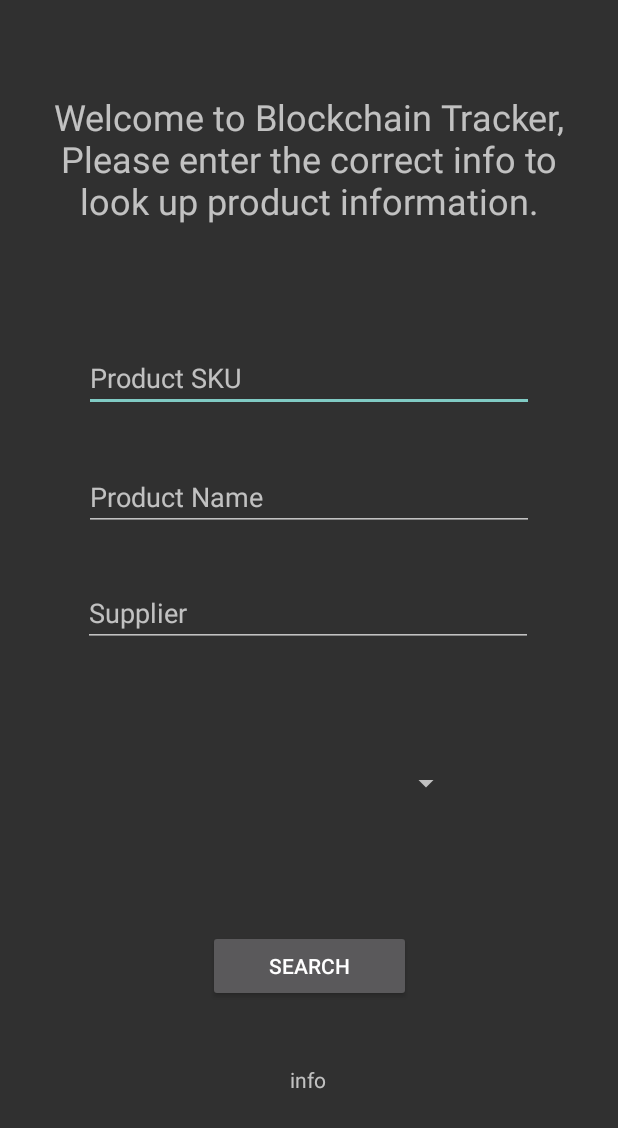
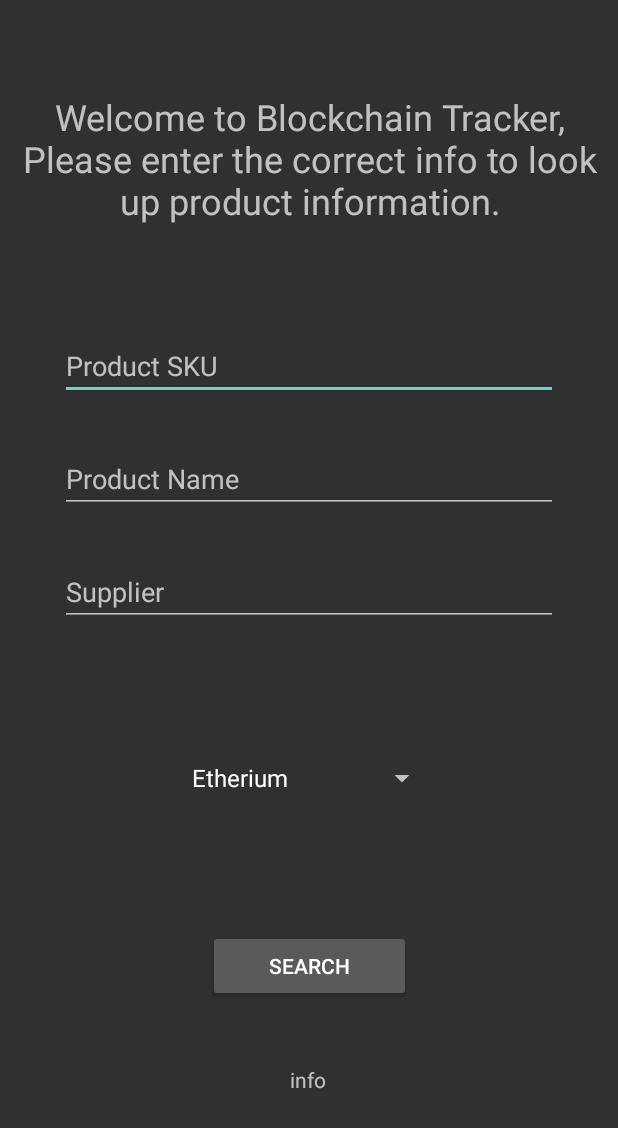
Before and after one commit to benyou94/Software-Engineering-UI-, an Android app: the SearchParameterPage screen opened directly, with no data from a screen before it, on a phone screen of 412 x 824 dp. Shown: the top 1128 px of the screen. Run offline under Robolectric (Android 15) with nearby library versions, the phone set to English and light mode, and no system bars.

Commit message:
Update idk 3.0
-Fixed and aligned the search parameter fields in SearchParameterPage
-Added the dropdown menu
-Created a touch-event that in SearchResultPage that if you click on the item it will bring you to a new activity (SearchResultsExpandedPage)
-SearchResultsExpandedPage Created and added a back button yaddayad
-Changed some stuff in the Android Manifest (no history for searchresultexpandedpage)

```diff
--- a/app/src/main/AndroidManifest.xml
+++ b/app/src/main/AndroidManifest.xml
@@ -11,7 +11,10 @@
         android:roundIcon="@mipmap/ic_launcher_round"
         android:supportsRtl="true"
         android:theme="@style/Theme.AppCompat">
-        <activity android:name=".SearchResultsExpandedPage"></activity>
+        <activity
+            android:name=".SearchResultsExpandedPage"
+            android:parentActivityName=".SearchResultPage"
+            android:noHistory="true"></activity>
         <activity
             android:name=".SearchResultPage"
             android:parentActivityName=".SearchParameterPage" />
--- a/app/src/main/java/com/example/practiceone/SearchParameterPage.java
+++ b/app/src/main/java/com/example/practiceone/SearchParameterPage.java
@@ -4,9 +4,15 @@ import android.content.Intent;
 import android.os.Bundle;
 import android.support.v7.app.AppCompatActivity;
 import android.view.View;
+import android.widget.AdapterView;
+import android.widget.ArrayAdapter;
 import android.widget.Button;
 import android.widget.EditText;
+import android.widget.Spinner;
 import android.widget.TextView;
+
+import java.util.ArrayList;
+import java.util.List;
 
 public class SearchParameterPage extends AppCompatActivity {
 
@@ -21,6 +27,7 @@ public class SearchParameterPage extends AppCompatActivity {
     public static String productNameExtra = "com.example.practiceone.example.productNameExtra";
     public static String supplierExtra = "com.example.practiceone.example.supplierExtra";
 
+    ArrayList<String> blockChainDropList = new ArrayList<String>();
 
 
     @Override
@@ -37,7 +44,6 @@ public class SearchParameterPage extends AppCompatActivity {
         searchingButtion = (Button)findViewById(R.id.searchButton);
         informationTextView = (TextView)findViewById(R.id.infoTextView);
 
-
         //Login ButtonListener.
         searchingButtion.setOnClickListener(new View.OnClickListener() {
             @Override
@@ -45,6 +51,35 @@ public class SearchParameterPage extends AppCompatActivity {
                 // Code here executes on main thread after user presses button
                 searchInfo(productSKUString.getText().toString(), productNameString.getText().toString(),supplierString.getText().toString());
 
+
+            }
+        });
+
+        //Dropdown List
+        //0=Etherium, 1=Hyper Ledger, 2=Open Chain
+        blockChainDropList.add("Etherium");
+        blockChainDropList.add("Hyper Ledger");
+        blockChainDropList.add("Open Chain");
+
+        Spinner blockChainSpinners = findViewById(R.id.blockChainSpinner);
+
+        ArrayAdapter<String> adapter = new ArrayAdapter<String>(this, android.R.layout.simple_spinner_item, blockChainDropList);
+        adapter.setDropDownViewResource(android.R.layout.simple_spinner_dropdown_item);
+
+        blockChainSpinners.setAdapter(adapter);
+
+        blockChainSpinners.setOnItemSelectedListener(new AdapterView.OnItemSelectedListener() {
+            @Override
+            public void onItemSelected(AdapterView<?> parent, View view, int position, long id) {
+
+                String itemvalue = parent.getItemAtPosition(position).toString();
+
+                System.out.println(itemvalue+" was selected! | position: " +position);
+
+            }
+
+            @Override
+            public void onNothingSelected(AdapterView<?> parent) {
 
             }
         });
--- a/app/src/main/java/com/example/practiceone/SearchResultPage.java
+++ b/app/src/main/java/com/example/practiceone/SearchResultPage.java
@@ -9,6 +9,7 @@ import android.support.v7.app.AppCompatActivity;
 import android.util.Log;
 import android.view.View;
 import android.view.ViewGroup;
+import android.widget.AdapterView;
 import android.widget.ArrayAdapter;
 import android.widget.BaseAdapter;
 import android.widget.ListView;
@@ -37,7 +38,7 @@ public class SearchResultPage extends AppCompatActivity {
     Context context;
 
 
-    //Dummy test data1. can remove once we get the official data.
+    //Dummy data test 1. can remove once we get the official data.
     String[] productSKUStringArray = {"0000000000000000000000","11111111111111111111112222222222222222222222222222222222222222","2","3","4","5"};
     String[] productNameStringArray = {"Computer","Pokemon","Tomogachi","Jojo's Bizarre Adventure: HOLY SHIT I GOTA SHIT TON OF TEXT I GATTA REWWWEKK", "Maple Story","Weed"};
     String[] supplierStringArray = {"Sensei","Ash","Ben","GIOGIO","Nexon","Snoop Dog"};
@@ -45,7 +46,6 @@ public class SearchResultPage extends AppCompatActivity {
 
     //These variables are to hold the information from the search parameter variables that passed over
     String productSKUString,productNameString,supplierNameString,blockChainIDString;
-
 
     //Creating Arraylists to hold the data from the API.
     ArrayList<String> productNameArrayList = new ArrayList<String>();
@@ -121,6 +121,14 @@ public class SearchResultPage extends AppCompatActivity {
 
         //sets the listview to the custom adapter
         listview.setAdapter(customAdapter);
+
+        listview.setOnItemClickListener(new AdapterView.OnItemClickListener() {
+            @Override
+            public void onItemClick(AdapterView<?> parent, View view, int position, long id) {
+                Intent intent = new Intent(view.getContext(), SearchResultsExpandedPage.class);
+                startActivityForResult(intent,position);
+            }
+        });
     }
 
     @Override
--- a/app/src/main/java/com/example/practiceone/SearchResultsExpandedPage.java
+++ b/app/src/main/java/com/example/practiceone/SearchResultsExpandedPage.java
@@ -1,13 +1,31 @@
 package com.example.practiceone;
 
+import android.content.Intent;
 import android.support.v7.app.AppCompatActivity;
 import android.os.Bundle;
+import android.view.MenuItem;
 
 public class SearchResultsExpandedPage extends AppCompatActivity {
 
     @Override
     protected void onCreate(Bundle savedInstanceState) {
+
         super.onCreate(savedInstanceState);
         setContentView(R.layout.activity_search_results_expanded_page);
+
+        //Changes the actionbar Title, and add a backbutton for this page.
+        getSupportActionBar().setTitle("Search Results Expanded:");
+        //getSupportActionBar().setDisplayHomeAsUpEnabled(true);
+
+
     }
+
+    /*
+    public boolean onOptionsItemSelected(MenuItem item){
+        Intent myIntent = new Intent(this, SearchResultPage.class);
+        startActivityForResult(myIntent, 0);
+        return true;
+    }*/
+
+
 }
--- a/app/src/main/res/layout/activity_search_parameter_page.xml
+++ b/app/src/main/res/layout/activity_search_parameter_page.xml
@@ -13,12 +13,11 @@
 
         <TextView
             android:id="@+id/topInfoDisplayTextView"
-            android:layout_width="350dp"
-
+            android:layout_width="wrap_content"
             android:layout_height="110dp"
-            android:layout_marginStart="10dp"
+            android:layout_marginStart="30dp"
             android:layout_marginTop="8dp"
-            android:layout_marginEnd="8dp"
+            android:layout_marginEnd="30dp"
             android:layout_marginBottom="8dp"
             android:text="Welcome to Blockchain Tracker, Please enter the correct info to look up product information."
             android:textAlignment="center"
@@ -32,10 +31,11 @@
 
         <Spinner
             android:id="@+id/blockChainSpinner"
-            android:layout_width="205dp"
+            android:layout_width="match_parent"
             android:layout_height="40dp"
-            android:layout_marginStart="8dp"
-            android:layout_marginEnd="8dp"
+            android:layout_marginStart="120dp"
+            android:layout_marginTop="8dp"
+            android:layout_marginEnd="120dp"
             android:layout_marginBottom="8dp"
             app:layout_constraintBottom_toTopOf="@+id/searchButton"
             app:layout_constraintEnd_toEndOf="parent"
@@ -60,55 +60,45 @@
 
         <EditText
             android:id="@+id/productSKUTextField"
-            android:layout_width="300dp"
+            android:layout_width="match_parent"
             android:layout_height="wrap_content"
-            android:layout_centerInParent="true"
-            android:layout_marginStart="8dp"
-            android:layout_marginTop="8dp"
-            android:layout_marginEnd="50dp"
-            android:ems="10"
+            android:layout_below="@+id/topInfoDisplayTextView"
+            android:layout_alignParentStart="true"
+            android:layout_alignParentTop="true"
+            android:layout_alignParentEnd="true"
+            android:layout_marginStart="40dp"
+            android:layout_marginEnd="40dp"
+            android:layout_marginTop="50dp"
             android:hint="Product SKU"
-            android:inputType="textPersonName"
-            app:layout_constraintBottom_toBottomOf="parent"
-            app:layout_constraintEnd_toEndOf="parent"
-            app:layout_constraintHorizontal_bias="0.886"
-            app:layout_constraintStart_toStartOf="parent"
             app:layout_constraintTop_toBottomOf="@+id/topInfoDisplayTextView"
-            app:layout_constraintVertical_bias="0.083" />
+            tools:layout_editor_absoluteX="17dp" />
 
         <EditText
             android:id="@+id/productNameTextField"
-            android:layout_width="300dp"
+            android:layout_width="match_parent"
             android:layout_height="wrap_content"
-
-            android:layout_centerInParent="true"
-            android:layout_marginStart="8dp"
-            android:layout_marginEnd="56dp"
-            android:layout_marginBottom="8dp"
-            android:ems="10"
+            android:layout_below="@+id/productSKUTextField"
+            android:layout_alignParentStart="true"
+            android:layout_alignParentEnd="true"
+            android:layout_marginStart="40dp"
+            android:layout_marginEnd="40dp"
+            android:layout_marginTop="30dp"
             android:hint="Product Name"
-            android:inputType="textPersonName"
-            app:layout_constraintBottom_toBottomOf="parent"
-            app:layout_constraintEnd_toEndOf="parent"
-            app:layout_constraintHorizontal_bias="1.0"
-            app:layout_constraintStart_toStartOf="parent"
             app:layout_constraintTop_toBottomOf="@+id/productSKUTextField"
-            app:layout_constraintVertical_bias="0.069" />
+            tools:layout_editor_absoluteX="55dp" />
 
         <EditText
             android:id="@+id/supplierTextField"
-            android:layout_width="300dp"
+            android:layout_width="match_parent"
             android:layout_height="wrap_content"
-            android:layout_marginStart="8dp"
-            android:layout_marginTop="32dp"
-            android:layout_marginEnd="8dp"
+            android:layout_marginStart="40dp"
+            android:layout_marginEnd="40dp"
+            android:layout_marginTop="30dp"
             android:ems="10"
             android:hint="Supplier"
             android:inputType="textPersonName"
-            app:layout_constraintEnd_toEndOf="parent"
-            app:layout_constraintHorizontal_bias="0.494"
-            app:layout_constraintStart_toStartOf="parent"
-            app:layout_constraintTop_toBottomOf="@+id/productNameTextField" />
+            app:layout_constraintTop_toBottomOf="@+id/productNameTextField"
+            tools:layout_editor_absoluteX="55dp" />
 
         <TextView
             android:id="@+id/infoTextView"
--- a/app/src/main/res/layout/activity_search_results_expanded_page.xml
+++ b/app/src/main/res/layout/activity_search_results_expanded_page.xml
@@ -1,9 +1,9 @@
 <?xml version="1.0" encoding="utf-8"?>
-<android.support.constraint.ConstraintLayout xmlns:android="http://schemas.android.com/apk/res/android"
+<android.support.design.widget.CoordinatorLayout xmlns:android="http://schemas.android.com/apk/res/android"
     xmlns:app="http://schemas.android.com/apk/res-auto"
     xmlns:tools="http://schemas.android.com/tools"
     android:layout_width="match_parent"
     android:layout_height="match_parent"
     tools:context=".SearchResultsExpandedPage">
 
-</android.support.constraint.ConstraintLayout>
+</android.support.design.widget.CoordinatorLayout>
```
